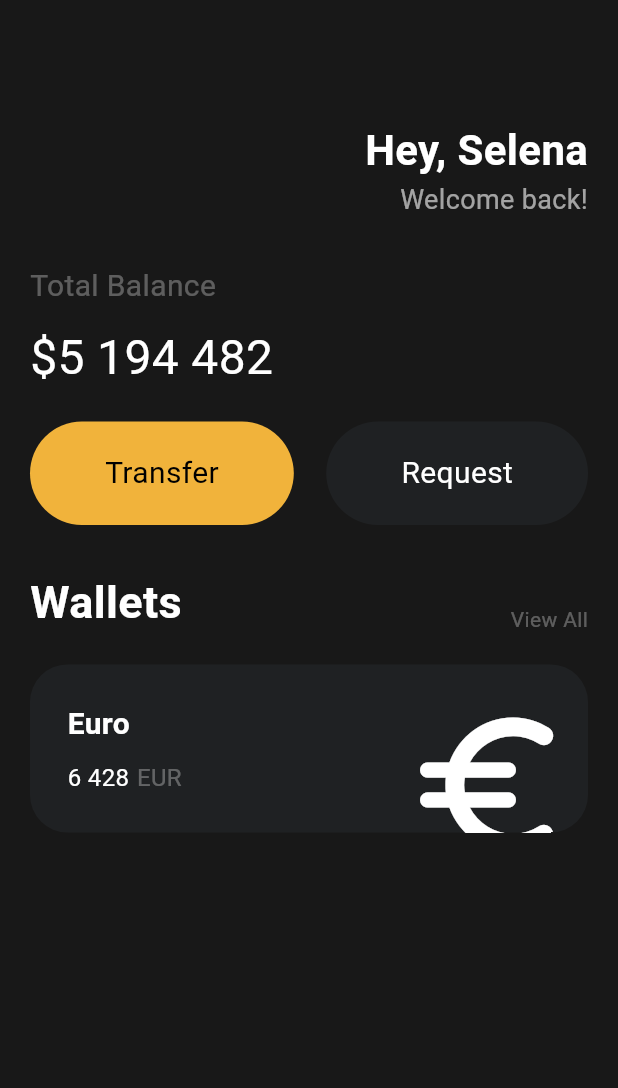
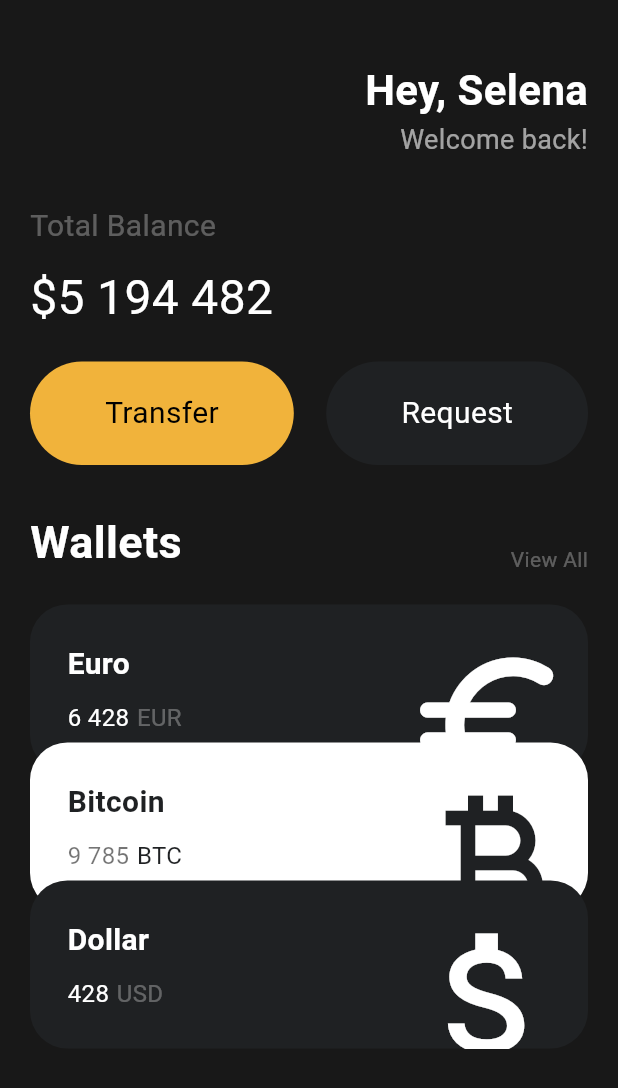
Before and after one commit to DongHyeonKim-tech/flutter_ui_challenge_nomad, a Flutter app: the screen it shows after launch, on a phone screen of 412 x 824 dp. Shown: the top 1088 px of the screen. Run offline on Flutter 3.47's test engine with Material 3 defaults, Android fonts, the phone set to English and light mode, and no system bars.

Commit message:
#3.8 Reusable Cards

```diff
--- a/lib/main.dart
+++ b/lib/main.dart
@@ -1,5 +1,6 @@
 import 'package:flutter/material.dart';
 import 'package:ui_challenge/widgets/button.dart';
+import 'package:ui_challenge/widgets/currency_card.dart';
 
 void main() {
   // const 사용 이유: compiler는 모든 const 객체에 대해 동일한 메모리 부분을 할당하여 객체를 불변으로 만드므로
@@ -21,7 +22,8 @@ class MyApp extends StatelessWidget {
         //   backgroundColor: Colors.blue,
         // ),
         backgroundColor: const Color(0xFF181818),
-        body: Padding(
+        body: SingleChildScrollView(
+          child: Padding(
             // padding: const EdgeInsets.all(10), // 전체
             // padding: EdgeInsets.only(right: 20), // 한 부분
             // padding: EdgeInsets.symmetric(vertical: 10, horizontal: 20), // 수직, 수평
@@ -29,7 +31,7 @@ class MyApp extends StatelessWidget {
             child: Column(
               crossAxisAlignment: CrossAxisAlignment.start,
               children: [
-              const SizedBox(height: 80),
+                const SizedBox(height: 40),
                 const Row(
                   // row justify
                   mainAxisAlignment: MainAxisAlignment.end,
@@ -116,72 +118,32 @@ class MyApp extends StatelessWidget {
                 const SizedBox(
                   height: 20,
                 ),
-              Container(
-                // 영역을 벗어난 내부 요소 처리
-                clipBehavior: Clip.hardEdge,
-                decoration: BoxDecoration(
-                  color: const Color(0xFF1F2123),
-                  borderRadius: BorderRadius.circular(25),
+                const CurrencyCard(
+                  name: 'Euro',
+                  code: 'EUR',
+                  amount: '6 428',
+                  icon: Icons.euro_rounded,
                 ),
-                child: Padding(
-                  padding: const EdgeInsets.all(25),
-                  child: Row(
-                    mainAxisAlignment: MainAxisAlignment.spaceBetween,
-                    children: [
-                      const Column(
-                        crossAxisAlignment: CrossAxisAlignment.start,
-                        children: [
-                          Text(
-                            'Euro',
-                            style: TextStyle(
-                              color: Colors.white,
-                              fontSize: 20,
-                              fontWeight: FontWeight.w600,
+                Transform.translate(
+                  offset: const Offset(0, -20),
+                  child: const CurrencyCard(
+                    name: 'Bitcoin',
+                    code: 'BTC',
+                    amount: '9 785',
+                    icon: Icons.currency_bitcoin,
+                    isInverted: true,
                   ),
                 ),
-                          SizedBox(
-                            height: 10,
-                          ),
-                          Row(
-                            children: [
-                              Text(
-                                '6 428',
-                                style: TextStyle(
-                                  color: Colors.white,
-                                  fontSize: 16,
-                                ),
-                              ),
-                              SizedBox(
-                                width: 5,
-                              ),
-                              Text(
-                                'EUR',
-                                style: TextStyle(
-                                  color: Colors.white30,
-                                  fontSize: 16,
-                                ),
-                              ),
-                            ],
+                Transform.translate(
+                  offset: const Offset(0, -40),
+                  child: const CurrencyCard(
+                      name: 'Dollar',
+                      code: 'USD',
+                      amount: '428',
+                      icon: Icons.attach_money_outlined),
                 )
               ],
             ),
-                      // padding 등에 영향받지 않고 크기 조정
-                      Transform.scale(
-                          scale: 2,
-                          // padding 등에 영향받지 않고 위치 조정
-                          child: Transform.translate(
-                            offset: const Offset(-5, 12),
-                            child: const Icon(
-                              Icons.euro_rounded,
-                              color: Colors.white,
-                              size: 60,
-                            ),
-                          ))
-                    ],
-                  ),
-                ),
-              )
-            ],
           ),
         ),
       ),
--- /dev/null
+++ b/lib/widgets/currency_card.dart
@@ -0,0 +1,87 @@
+import 'package:flutter/material.dart';
+
+class CurrencyCard extends StatelessWidget {
+  final String name, code, amount;
+  final IconData icon;
+  final bool isInverted;
+
+  final _blackColor = const Color(0xFF1F2123);
+
+  const CurrencyCard({
+    super.key,
+    required this.name,
+    required this.code,
+    required this.amount,
+    required this.icon,
+    this.isInverted = false,
+  });
+
+  @override
+  Widget build(BuildContext context) {
+    return Container(
+      // 영역을 벗어난 내부 요소 처리
+      clipBehavior: Clip.hardEdge,
+      decoration: BoxDecoration(
+        color: isInverted ? Colors.white : _blackColor,
+        borderRadius: BorderRadius.circular(25),
+      ),
+      child: Padding(
+        padding: const EdgeInsets.all(25),
+        child: Row(
+          mainAxisAlignment: MainAxisAlignment.spaceBetween,
+          children: [
+            Column(
+              crossAxisAlignment: CrossAxisAlignment.start,
+              children: [
+                Text(
+                  name,
+                  style: TextStyle(
+                    color: isInverted ? _blackColor : Colors.white,
+                    fontSize: 20,
+                    fontWeight: FontWeight.w600,
+                  ),
+                ),
+                const SizedBox(
+                  height: 10,
+                ),
+                Row(
+                  children: [
+                    Text(
+                      amount,
+                      style: TextStyle(
+                        color: isInverted ? Colors.black54 : Colors.white,
+                        fontSize: 16,
+                      ),
+                    ),
+                    const SizedBox(
+                      width: 5,
+                    ),
+                    Text(
+                      code,
+                      style: TextStyle(
+                        color: isInverted ? _blackColor : Colors.white30,
+                        fontSize: 16,
+                      ),
+                    ),
+                  ],
+                )
+              ],
+            ),
+            // padding 등에 영향받지 않고 크기 조정
+            Transform.scale(
+                scale: 2,
+                // padding 등에 영향받지 않고 위치 조정
+                child: Transform.translate(
+                  offset: const Offset(-5, 12),
+                  child: Icon(
+                    icon,
+                    color: isInverted ? _blackColor : Colors.white,
+                    size: 60,
+                  ),
+                ))
+          ],
+        ),
+      ),
+    );
+  }
+}
```
Lines whose indentation alone changed are shown as unchanged.
